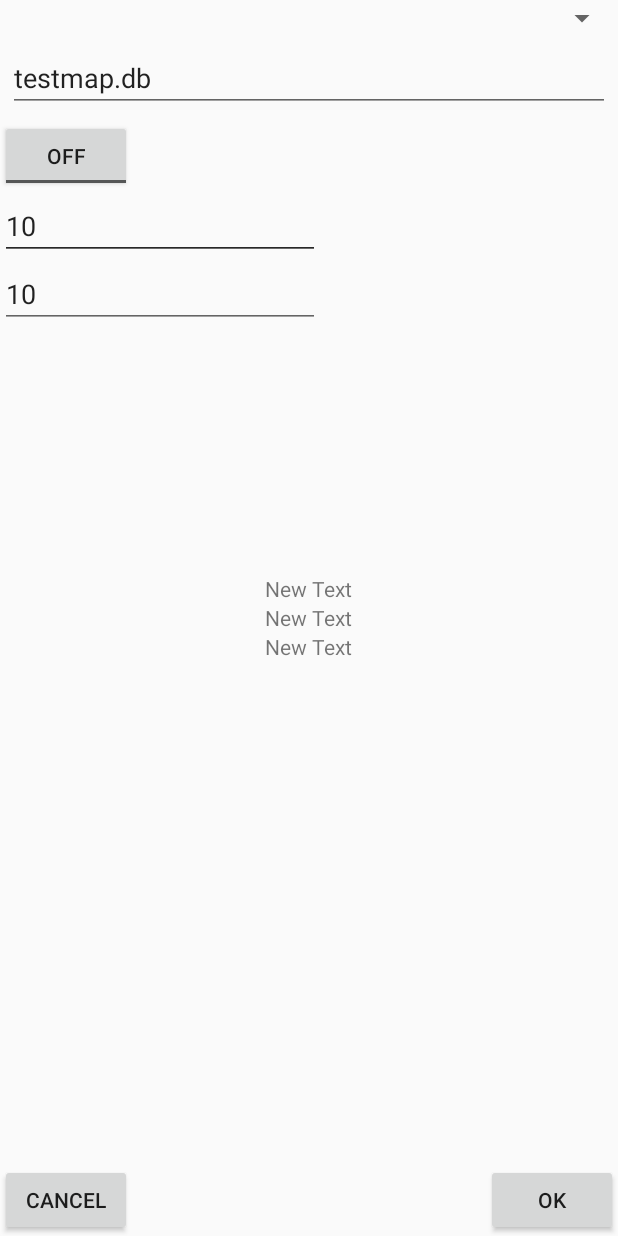
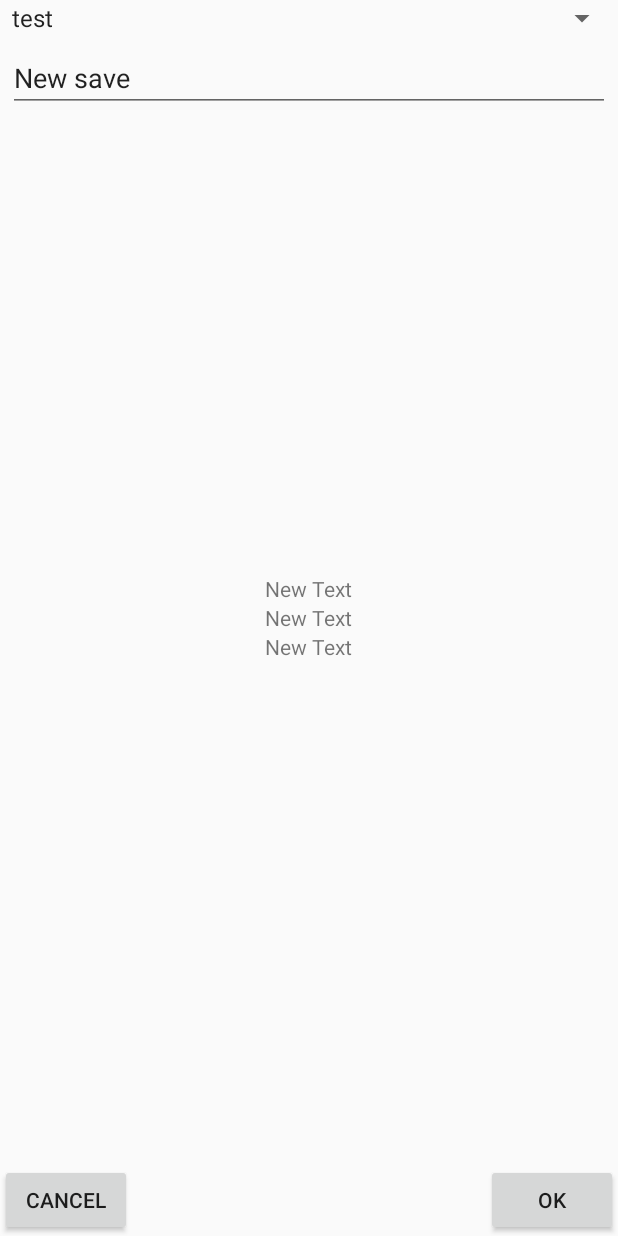
Before and after one commit to korefu/PoliticalSandbox, an Android app: the fragment NewGameFragment shown on its own in the app's theme, on a phone screen of 412 x 824 dp. Run offline under Robolectric (Android 15) with nearby library versions, the phone set to English and light mode, and no system bars.

Commit message:
добавлено cоздание и удаление сохранений

```diff
--- a/app/build.gradle
+++ b/app/build.gradle
@@ -24,4 +24,8 @@ dependencies {
     testImplementation 'junit:junit:4.12'
     androidTestImplementation 'com.android.support.test:runner:1.0.2'
     androidTestImplementation 'com.android.support.test.espresso:espresso-core:3.0.2'
+    implementation 'com.android.support.constraint:constraint-layout:1.1.3'
+    implementation 'com.android.support:design:28.0.0'
+    implementation 'com.android.support:recyclerview-v7:28.0.0'
+    implementation 'com.android.support:cardview-v7:28.0.0'
 }
--- a/app/src/main/java/com/wowloltech/politicalsandbox/GameActivity.java
+++ b/app/src/main/java/com/wowloltech/politicalsandbox/GameActivity.java
@@ -55,7 +55,7 @@ public class GameActivity extends Activity implements View.OnClickListener {
         sPref = getSharedPreferences("save", MODE_PRIVATE);
         setContentView(R.layout.activity_game);
         game = new Game(this);
-        game.startGame(sPref.getString("selected_database", "testmap.db"));
+        game.startGame(sPref.getString("map_database", "testmap.db"), sPref.getString("save_database", "testsave.db"));
         setViews(savedInstanceState);
         gameView = new GameView(this, game);
         map.addView(gameView);
--- a/app/src/main/java/com/wowloltech/politicalsandbox/MenuFragment.java
+++ b/app/src/main/java/com/wowloltech/politicalsandbox/MenuFragment.java
@@ -14,8 +14,6 @@ public class MenuFragment extends Fragment implements View.OnClickListener {
     public View onCreateView(LayoutInflater inflater, ViewGroup container, Bundle savedInstanceState) {
         View v = inflater.inflate(R.layout.menu_fragment, null);
         v.findViewById(R.id.button_resume).setOnClickListener(this);
-        v.findViewById(R.id.button_save).setOnClickListener(this);
-        v.findViewById(R.id.button_load).setOnClickListener(this);
         v.findViewById(R.id.button_exit).setOnClickListener(this);
         return v;
     }
@@ -27,7 +25,7 @@ public class MenuFragment extends Fragment implements View.OnClickListener {
                 getActivity().onBackPressed();
                 break;
             case R.id.button_exit:
-                getActivity().getSharedPreferences("save", Activity.MODE_PRIVATE).edit().putString("selected_database", Tools.dbHelper.getDatabaseName()).apply();
+                getActivity().getSharedPreferences("save", Activity.MODE_PRIVATE).edit().putString("save_database", Tools.dbHelper.getDatabaseName()).apply();
                 getActivity().finish();
         }
 
--- a/app/src/main/java/com/wowloltech/politicalsandbox/NewGameFragment.java
+++ b/app/src/main/java/com/wowloltech/politicalsandbox/NewGameFragment.java
@@ -4,36 +4,63 @@ import android.app.Activity;
 import android.app.Fragment;
 import android.content.Intent;
 import android.os.Bundle;
+import android.util.Log;
 import android.view.LayoutInflater;
 import android.view.View;
 import android.view.ViewGroup;
-import android.widget.CompoundButton;
-import android.widget.CompoundButton.OnCheckedChangeListener;
+import android.widget.AdapterView;
+import android.widget.ArrayAdapter;
 import android.widget.EditText;
-import android.widget.ToggleButton;
+import android.widget.Spinner;
+
+import java.io.IOException;
+import java.util.ArrayList;
+import java.util.Arrays;
+import java.util.ListIterator;
 
 
-public class NewGameFragment extends Fragment implements View.OnClickListener, OnCheckedChangeListener {
+public class NewGameFragment extends Fragment implements View.OnClickListener {
     EditText editText;
+    Spinner spinner;
+    ArrayList<String> maps;
     private boolean isStarting = true;
-
-    @Override
-    public void onCheckedChanged(CompoundButton p1, boolean p2) {
-        if (p2) {
-            getActivity().getSharedPreferences("editor", Activity.MODE_PRIVATE).edit().putBoolean("editor", true).apply();
-        } else {
-            getActivity().getSharedPreferences("editor", Activity.MODE_PRIVATE).edit().putBoolean("editor", false).apply();
-        }
-    }
 
     @Override
     public View onCreateView(LayoutInflater inflater, ViewGroup container, Bundle savedInstanceState) {
         View v = inflater.inflate(R.layout.new_game_fragment, null);
         v.findViewById(R.id.btn_start).setOnClickListener(this);
-        ToggleButton tb = (ToggleButton) v.findViewById(R.id.enabled_editor_button);
-        tb.setOnCheckedChangeListener(this);
-        editText = (EditText) v.findViewById(R.id.selected_database);
+        editText = v.findViewById(R.id.selected_database);
         v.findViewById(R.id.btn_cancel).setOnClickListener(this);
+        spinner = v.findViewById(R.id.spinner);
+        try {
+            maps = new ArrayList<>(Arrays.asList(getActivity().getAssets().list("")));
+            Log.d("myLog", maps.toString());
+        } catch (IOException e) {
+            e.printStackTrace();
+        }
+        ListIterator<String>
+                iterator = maps.listIterator();
+        while (iterator.hasNext()) {
+            String map = iterator.next();
+            if (!map.substring(map.length() - 6).equals("map.db")) iterator.remove();
+            else iterator.set(map.substring(0, map.length() - 6));
+        }
+        ArrayAdapter<String> adapter = new ArrayAdapter<String>(getActivity(), android.R.layout.simple_spinner_item, maps);
+        adapter.setDropDownViewResource(android.R.layout.simple_spinner_dropdown_item);
+        spinner.setAdapter(adapter);
+        spinner.setOnItemSelectedListener(new AdapterView.OnItemSelectedListener() {
+            @Override
+            public void onItemSelected(AdapterView<?> parent, View view,
+                                       int position, long id) {
+                String item = (String) parent.getItemAtPosition(position);
+                getActivity().getSharedPreferences("save", Activity.MODE_PRIVATE).edit().putString("map_database", item + "map.db").apply();
+            }
+
+            @Override
+            public void onNothingSelected(AdapterView<?> adapterView) {
+
+            }
+        });
         return v;
     }
 
@@ -41,7 +68,7 @@ public class NewGameFragment extends Fragment implements View.OnClickListener, O
     public void onClick(View view) {
         switch (view.getId()) {
             case R.id.btn_start:
-                getActivity().getSharedPreferences("save", Activity.MODE_PRIVATE).edit().putString("selected_database", editText.getText().toString()).apply();
+                getActivity().getSharedPreferences("save", Activity.MODE_PRIVATE).edit().putString("save_database", editText.getText().toString() + ".db").commit();
                 startActivity(new Intent(getActivity().getApplicationContext(), GameActivity.class));
                 isStarting = false;
                 break;
--- a/app/src/main/res/layout/new_game_fragment.xml
+++ b/app/src/main/res/layout/new_game_fragment.xml
@@ -65,37 +65,8 @@
         android:layout_alignParentRight="true"
         android:layout_alignParentLeft="true"
         android:id="@+id/selected_database"
-        android:text="testmap.db"
+        android:text="New save"
         android:layout_margin="5dp"/>
 
-    <ToggleButton
-        android:layout_height="wrap_content"
-        android:layout_width="wrap_content"
-        android:layout_below="@id/selected_database"
-        android:id="@+id/enabled_editor_button"/>
-
-    <EditText
-        android:layout_height="wrap_content"
-        android:layout_width="wrap_content"
-        android:ems="10"
-        android:layout_below="@id/enabled_editor_button"/>
-
-    <EditText
-        android:layout_height="wrap_content"
-        android:inputType="number"
-        android:layout_width="wrap_content"
-        android:ems="10"
-        android:layout_below="@id/enabled_editor_button"
-        android:id="@+id/map_width_edit"
-        android:text="10"/>
-
-    <EditText
-        android:layout_height="wrap_content"
-        android:inputType="number"
-        android:layout_width="wrap_content"
-        android:ems="10"
-        android:layout_below="@id/map_width_edit"
-        android:id="@+id/map_height_edit"
-        android:text="10"/>
 
 </RelativeLayout>
--- a/app/src/main/res/values/strings.xml
+++ b/app/src/main/res/values/strings.xml
@@ -108,4 +108,6 @@
     <string name="load_game">Загрузить игру</string>
     <string name="save_game">Сохранить игру</string>
     <string name="resume_to_game">Вернуться к игре</string>
+    <string name="name_of_new_save">Name of new save</string>
+    <string name="delete">Удалить</string>
 </resources>
--- a/app/src/main/res/values/styles.xml
+++ b/app/src/main/res/values/styles.xml
@@ -17,4 +17,5 @@
 
     <style name="AppTheme.PopupOverlay" parent="ThemeOverlay.AppCompat.Light"/>
 
+
 </resources>
```
Also changed, not shown: app/src/main/java/com/wowloltech/politicalsandbox/DataAdapter.java (added, +77 -0 lines), app/src/main/java/com/wowloltech/politicalsandbox/DatabaseHelper.java (+7 -7 lines), app/src/main/java/com/wowloltech/politicalsandbox/Game.java (+5 -6 lines), app/src/main/java/com/wowloltech/politicalsandbox/LoadGameFragment.java (added, +87 -0 lines), app/src/main/java/com/wowloltech/politicalsandbox/MainFragment.java (+18 -4 lines), app/src/main/res/layout/list_item.xml (added, +25 -0 lines), app/src/main/res/layout/load_game_fragment.xml (added, +40 -0 lines), app/src/main/res/layout/main_fragment.xml (+11 -0 lines), app/src/main/res/layout/menu_fragment.xml (+0 -16 lines), 2 other files.
